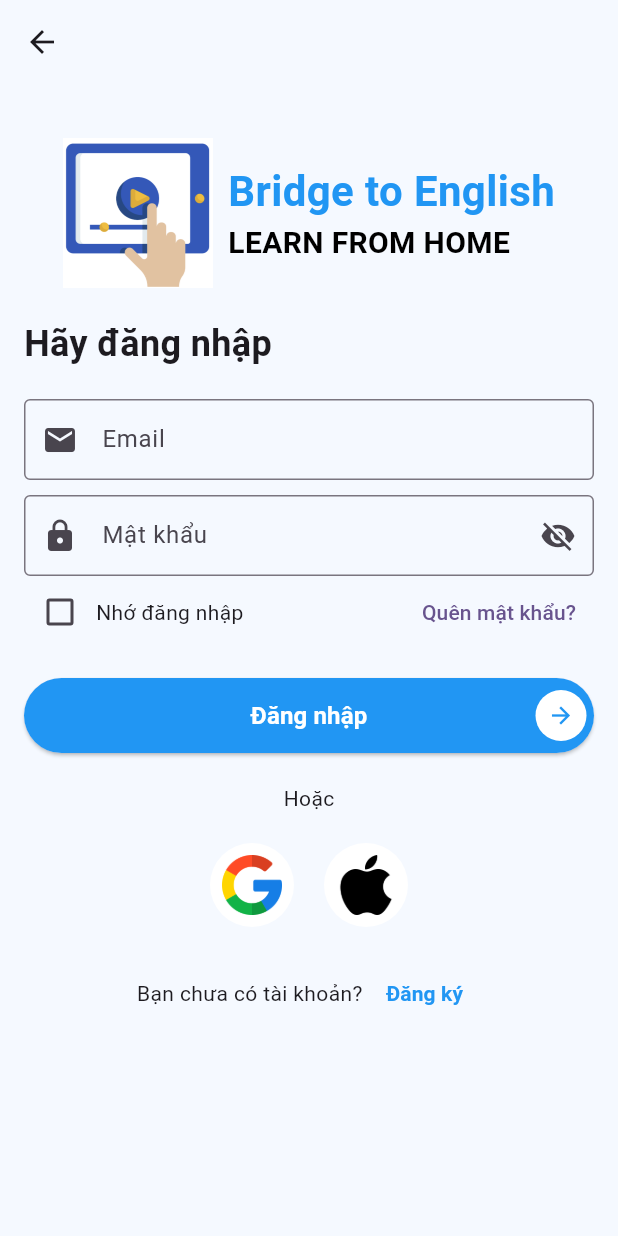
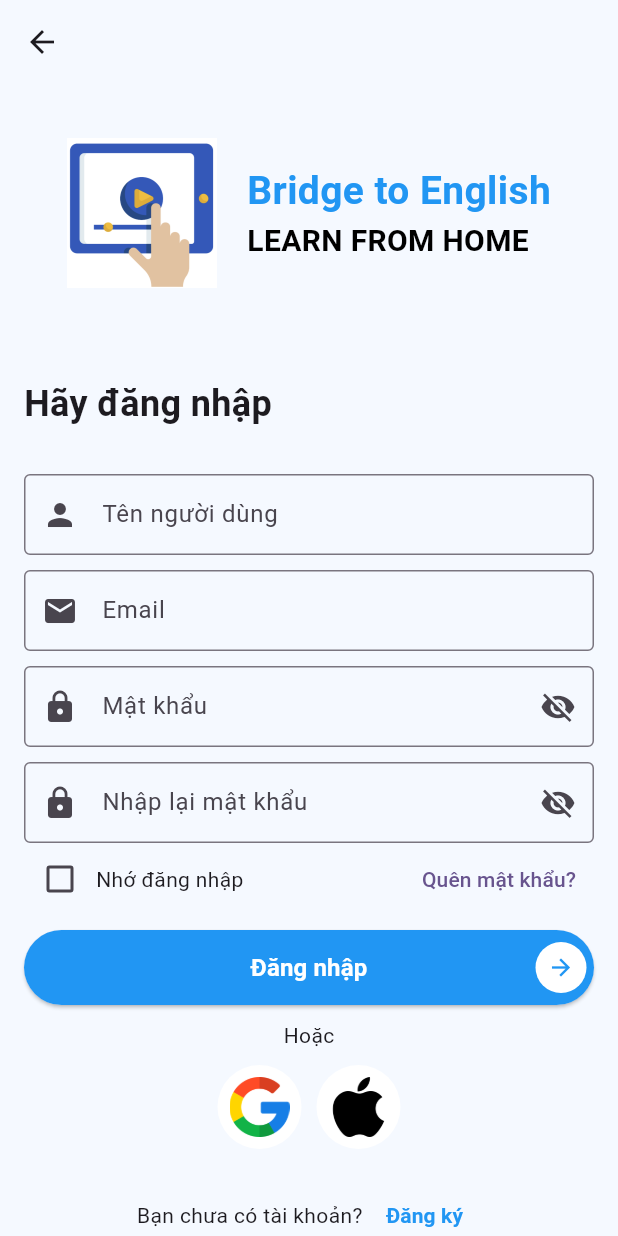
Before and after one commit to TruongTuanDev/learn_connect, a Flutter app: the SignInScreen screen opened directly, on a phone screen of 412 x 824 dp. Run offline on Flutter 3.47's test engine with Material 3 defaults, Android fonts, the phone set to English and light mode, and no system bars; our stand-ins replace dio, firebase_core, flip_card, flutter_riverpod, flutter_tts; accounts and stored records are empty.

Commit message:
update signin

```diff
--- a/lib/presentation/screens/signin/view/signinscreen.dart
+++ b/lib/presentation/screens/signin/view/signinscreen.dart
@@ -8,6 +8,7 @@
 class _SignInScreenState extends State<SignInScreen> {
   bool rememberMe = false;
   bool isPasswordVisible = false;
+  bool isConfirmPasswordVisible = false; // Thêm biến riêng cho "Nhập lại mật khẩu"
 
   @override
   Widget build(BuildContext context) {
@@ -17,7 +18,9 @@
         backgroundColor: Colors.transparent,
         elevation: 0,
       ),
-      body: Padding(
+      body: SingleChildScrollView(
+        physics: BouncingScrollPhysics(),
+        child: Padding(
           padding: const EdgeInsets.all(16.0),
           child: Column(
             mainAxisSize: MainAxisSize.min,
@@ -30,13 +33,13 @@
                     'assets/Logo.png',
                     height: 100,
                   ),
-                SizedBox(width: 10),
+                  SizedBox(width: 20),
                   Column(
                     crossAxisAlignment: CrossAxisAlignment.start,
                     children: [
                       Text(
                         'Bridge to English',
-                      style: TextStyle(fontSize: 28, fontWeight: FontWeight.bold, color: Colors.blue),
+                        style: TextStyle(fontSize: 26, fontWeight: FontWeight.bold, color: Colors.blue),
                       ),
                       Text(
                         'LEARN FROM HOME',
@@ -46,7 +49,7 @@
                   ),
                 ],
               ),
-            SizedBox(height: 20),
+              SizedBox(height: 60),
               Align(
                 alignment: Alignment.centerLeft,
                 child: Text(
@@ -54,7 +57,16 @@
                   style: TextStyle(fontSize: 24, fontWeight: FontWeight.bold),
                 ),
               ),
-            SizedBox(height: 20),
+              SizedBox(height: 30),
+              TextField(
+                decoration: InputDecoration(
+                  labelText: 'Tên người dùng',
+                  border: OutlineInputBorder(),
+                  prefixIcon: Icon(Icons.person),
+                  contentPadding: EdgeInsets.symmetric(vertical: 15, horizontal: 10),
+                ),
+              ),
+              SizedBox(height: 10),
               TextField(
                 decoration: InputDecoration(
                   labelText: 'Email',
@@ -83,6 +95,26 @@
                   contentPadding: EdgeInsets.symmetric(vertical: 15, horizontal: 10),
                 ),
               ),
+              SizedBox(height: 10),
+              TextField(
+                obscureText: !isConfirmPasswordVisible, // Sử dụng biến riêng cho "Nhập lại mật khẩu"
+                decoration: InputDecoration(
+                  labelText: 'Nhập lại mật khẩu',
+                  border: OutlineInputBorder(),
+                  prefixIcon: Icon(Icons.lock),
+                  suffixIcon: GestureDetector(
+                    onTap: () {
+                      setState(() {
+                        isConfirmPasswordVisible = !isConfirmPasswordVisible;
+                      });
+                    },
+                    child: Icon(
+                      isConfirmPasswordVisible ? Icons.visibility : Icons.visibility_off,
+                    ),
+                  ),
+                  contentPadding: EdgeInsets.symmetric(vertical: 15, horizontal: 10),
+                ),
+              ),
               Row(
                 children: [
                   Checkbox(
@@ -102,7 +134,7 @@
                   ),
                 ],
               ),
-            SizedBox(height: 20),
+              SizedBox(height: 10),
               ElevatedButton(
                 onPressed: () {},
                 style: ElevatedButton.styleFrom(
@@ -141,9 +173,9 @@
                   ),
                 ),
               ),
-            SizedBox(height: 20),
+              SizedBox(height: 10),
               Text('Hoặc'),
-            SizedBox(height: 20),
+              SizedBox(height: 10),
               Row(
                 mainAxisAlignment: MainAxisAlignment.center,
                 children: [
@@ -158,7 +190,7 @@
                       child: Image.asset('assets/google.png', width: 40, height: 40),
                     ),
                   ),
-                SizedBox(width: 20),
+                  SizedBox(width: 10),
                   InkWell(
                     onTap: () {},
                     child: Container(
@@ -186,6 +218,7 @@
             ],
           ),
         ),
+      ),
     );
   }
 }
--- a/pubspec.yaml
+++ b/pubspec.yaml
@@ -43,6 +43,7 @@
   flip_card: ^0.6.0
   flutter_tts: ^3.6.3
   animate_do: ^4.2.0
+  intl: ^0.18.0
 
 
 
```
Also changed, not shown: pubspec.lock, 3 other files. Lines whose indentation alone changed are shown as unchanged.
